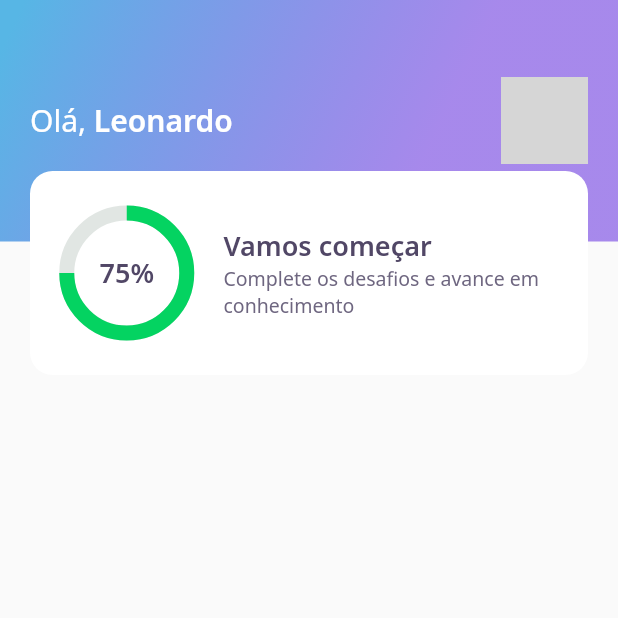
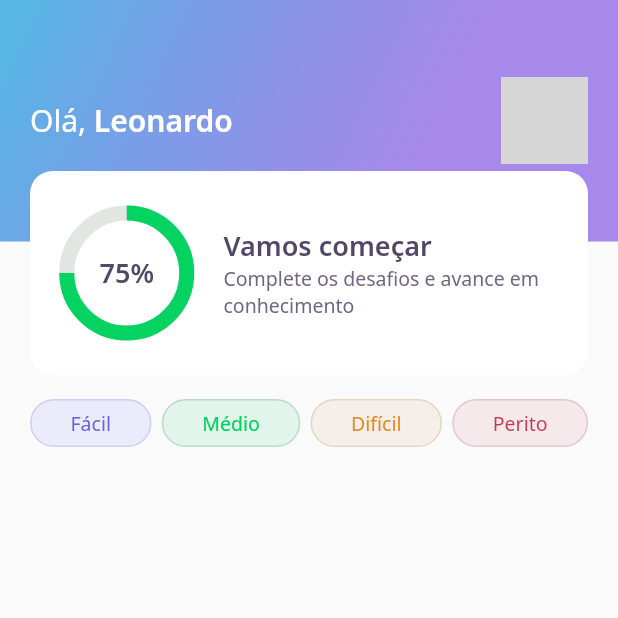
Before and after one commit to leonardoserio/devquiz, a Flutter app: the screen it shows after launch, on a phone screen of 412 x 824 dp, the top half of it. Run offline on Flutter 3.47's test engine with Material 2 defaults, Android fonts, the phone set to English and light mode, and no system bars; our stand-ins replace google_fonts; network calls fail; grey boxes are pictures that could not be loaded.

Commit message:
add level card in body home page

```diff
--- a/lib/home/home_page.dart
+++ b/lib/home/home_page.dart
@@ -1,4 +1,5 @@
 import 'package:DevQuiz/home/widgets/appbar/appbar_widget.dart';
+import 'package:DevQuiz/home/widgets/level_button/level_button_widget.dart';
 import 'package:flutter/material.dart';
 
 class HomePage extends StatefulWidget {
@@ -12,7 +13,19 @@ class HomePageState extends State<HomePage> {
   @override
   Widget build(BuildContext context) {
     return Scaffold(
-      appBar: AppBarWidget(),
-    );
+        appBar: AppBarWidget(),
+        body: Padding(
+          padding: const EdgeInsets.symmetric(horizontal:20,vertical:16),
+
+          child: Row(
+            mainAxisAlignment: MainAxisAlignment.spaceBetween,
+            children: [
+              LevelButtonWidget(label: "Fácil"),
+              LevelButtonWidget(label: "Médio"),
+              LevelButtonWidget(label: "Difícil"),
+              LevelButtonWidget(label: "Perito"),
+            ],
+          ),
+        ));
   }
 }
```
